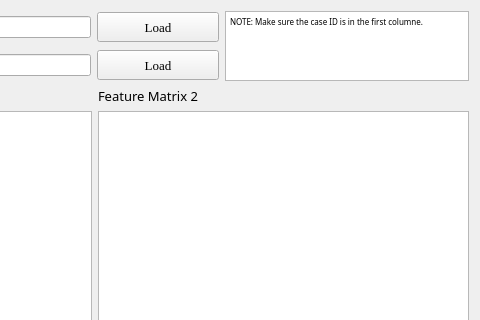
Before: the Qt Designer form Feature/GUI/IccEstimation.ui in salan668/FAE, drawn with Qt 5; both pictures show x 291 to 771 and y 0 to 320 of the 771 by 571 pixel window.
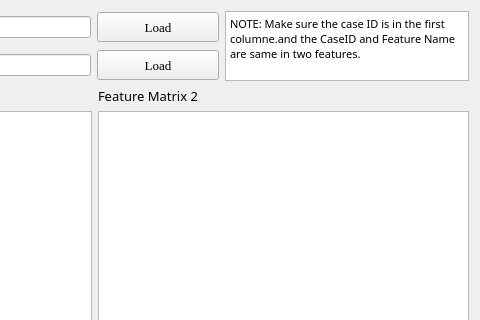
After: the same form once the commit is applied.

Patch:
```diff
--- a/Feature/GUI/IccEstimation.ui
+++ b/Feature/GUI/IccEstimation.ui
@@ -72,7 +72,7 @@
 &lt;html&gt;&lt;head&gt;&lt;meta name=&quot;qrichtext&quot; content=&quot;1&quot; /&gt;&lt;style type=&quot;text/css&quot;&gt;
 p, li { white-space: pre-wrap; }
 &lt;/style&gt;&lt;/head&gt;&lt;body style=&quot; font-family:'Adobe Devanagari'; font-size:10pt; font-weight:400; font-style:normal;&quot;&gt;
-&lt;p style=&quot; margin-top:0px; margin-bottom:0px; margin-left:0px; margin-right:0px; -qt-block-indent:0; text-indent:0px;&quot;&gt;&lt;span style=&quot; font-family:'SimSun'; font-size:6pt;&quot;&gt;NOTE: Make sure the case ID is in the first columne.&lt;/span&gt;&lt;/p&gt;&lt;/body&gt;&lt;/html&gt;</string>
+&lt;p style=&quot; margin-top:0px; margin-bottom:0px; margin-left:0px; margin-right:0px; -qt-block-indent:0; text-indent:0px;&quot;&gt;&lt;span style=&quot; font-family:'SimSun'; font-size:8pt;&quot;&gt;NOTE: Make sure the case ID is in the first columne.and the CaseID and Feature Name are same in two features.&lt;/span&gt;&lt;/p&gt;&lt;/body&gt;&lt;/html&gt;</string>
          </property>
         </widget>
        </item>
```
